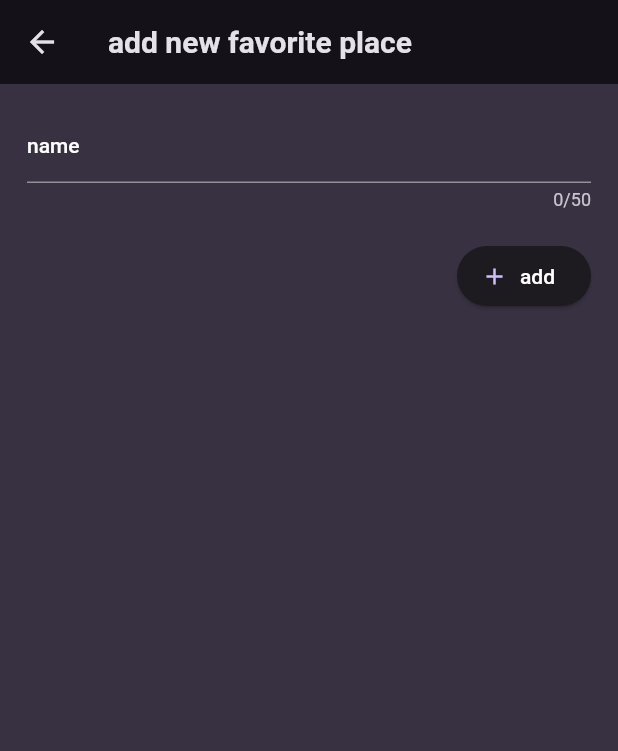
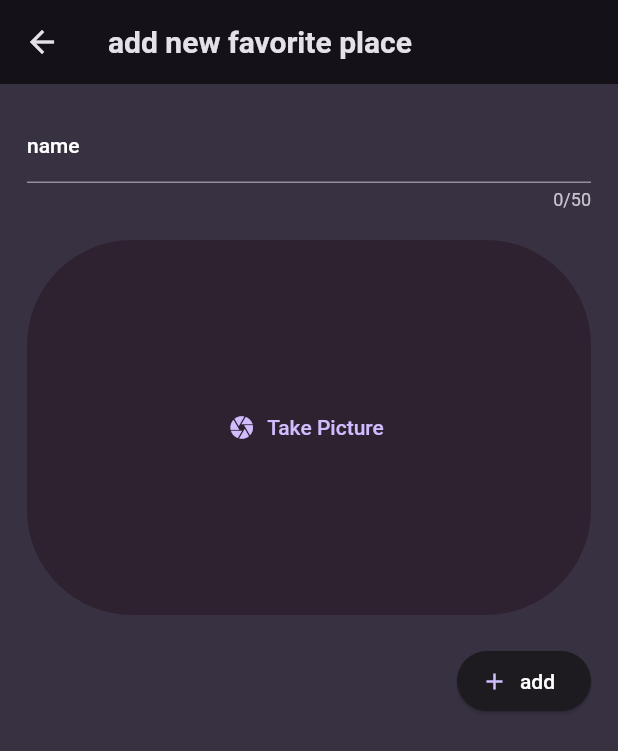
Before and after one commit to XayneeNut/favorites-places, a Flutter app: the AddFavPlaceView screen opened directly, on a phone screen of 412 x 824 dp. Shown: the top 751 px of the screen. Run offline on Flutter 3.47's test engine with Material 2 defaults, Android fonts, the phone set to English and light mode, and no system bars; our stand-ins replace flutter_riverpod, google_fonts, image_picker.

Commit message:
melanjutkan module
membuat input image dan menampilkan image sebagai preview

```diff
--- a/lib/models/favorite_place_model.dart
+++ b/lib/models/favorite_place_model.dart
@@ -1,7 +1,9 @@
+import 'dart:io';
+
 class FavoritePlaceModel {
-  const FavoritePlaceModel({required this.name, required this.id});
+  const FavoritePlaceModel({required this.name, required this.id, required this.image});
 
   final int id;
   final String name;
-
+  final File image;
 }
--- a/lib/riverpod/user_places.dart
+++ b/lib/riverpod/user_places.dart
@@ -1,3 +1,5 @@
+import 'dart:io';
+
 import 'package:favorite_places/generator/random_int_id.dart';
 import 'package:favorite_places/models/favorite_place_model.dart';
 import 'package:flutter_riverpod/flutter_riverpod.dart';
@@ -5,9 +7,10 @@ import 'package:flutter_riverpod/flutter_riverpod.dart';
 class UserPlaceNotifier extends StateNotifier<List<FavoritePlaceModel>> {
   UserPlaceNotifier() : super(const []);
 
-  void addPlace(String title) {
+  void addPlace(String title, File image) {
     final newPlace = FavoritePlaceModel(
       name: title,
+      image: image,
       id: RandomIntId().gusantaIdGen(),
     );
     state = [newPlace, ...state];
--- a/lib/view/add_favplace_view.dart
+++ b/lib/view/add_favplace_view.dart
@@ -1,5 +1,8 @@
+import 'dart:io';
+
 import 'package:favorite_places/generator/random_int_id.dart';
 import 'package:favorite_places/models/favorite_place_model.dart';
+import 'package:favorite_places/widgets/image_input.dart';
 import 'package:flutter/material.dart';
 
 class AddFavPlaceView extends StatefulWidget {
@@ -13,6 +16,7 @@ class _AddFavPlaceViewState extends State<AddFavPlaceView> {
   final _formKey = GlobalKey<FormState>();
   var _enteredName = '';
   final _id = RandomIntId().gusantaIdGen();
+  File? _selectedImage;
 
   void _saveItem() {
     if (_formKey.currentState!.validate()) {
@@ -21,6 +25,7 @@ class _AddFavPlaceViewState extends State<AddFavPlaceView> {
     var newItem = FavoritePlaceModel(
       name: _enteredName,
       id: _id,
+      image: _selectedImage!,
     );
     Navigator.pop(context, newItem);
   }
@@ -60,6 +65,12 @@ class _AddFavPlaceViewState extends State<AddFavPlaceView> {
                 },
               ),
               const SizedBox(height: 20),
+              ImageInput(
+                onPickImage: (image) {
+                  _selectedImage = image;
+                },
+              ),
+              const SizedBox(height: 20),
               Row(
                 mainAxisAlignment: MainAxisAlignment.end,
                 children: [
--- a/lib/widgets/image_input.dart
+++ b/lib/widgets/image_input.dart
@@ -4,7 +4,9 @@ import 'package:flutter/material.dart';
 import 'package:image_picker/image_picker.dart';
 
 class ImageInput extends StatefulWidget {
-  const ImageInput({super.key});
+  const ImageInput({super.key, required this.onPickImage});
+
+  final void Function(File image) onPickImage;
 
   @override
   State<ImageInput> createState() => _ImageInputState();
@@ -26,8 +28,12 @@ class _ImageInputState extends State<ImageInput> {
     }
 
     setState(() {
-      _selectedImage = File(pickedImage.path);
+      _selectedImage = File(
+        pickedImage.path,
+      );
     });
+
+    widget.onPickImage(_selectedImage!);
   }
 
   @override
@@ -39,10 +45,14 @@ class _ImageInputState extends State<ImageInput> {
     );
 
     if (_selectedImage != null) {
-      content = Image.file(
-        _selectedImage!,
-        fit: BoxFit.cover,
-
+      content = GestureDetector(
+        onTap: _takeImage,
+        child: Image.file(
+          _selectedImage!,
+          fit: BoxFit.cover,
+          width: double.infinity,
+          height: double.infinity,
+        ),
       );
     }
 
```
Also changed, not shown: lib/view/alternative/add_favplace_alternative.dart (+10 -3 lines), lib/view/favorite_place_view.dart (+9 -5 lines), lib/widgets/alternative/places_list_alternative.dart (+6 -1 lines).
